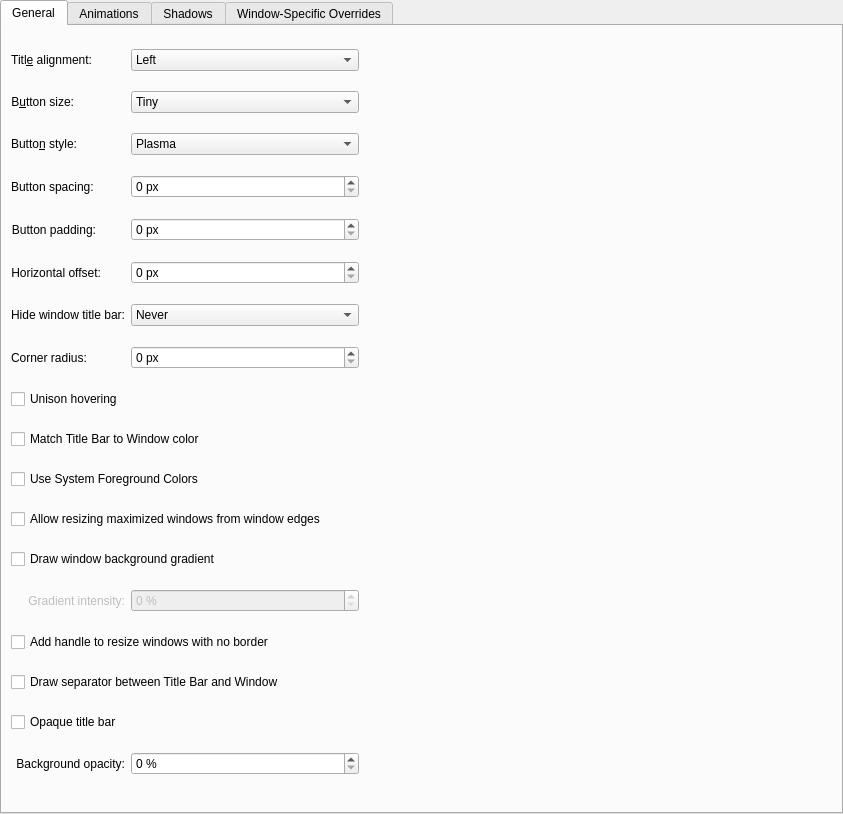
Above: config/ui/breezeconfigurationui.ui from kupiqu/SierraBreezeEnhanced before the change. Below: the same form after it.
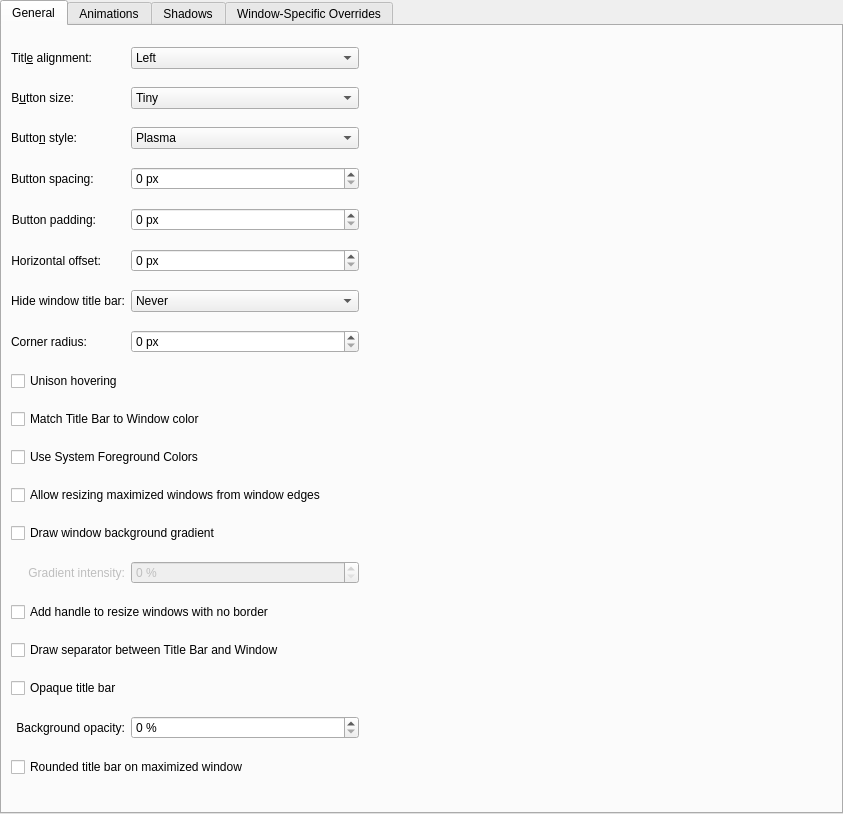
That is the form after the change. Custom widgets are drawn as their Qt base class.

Commit message: add(config): checkbox for disabling rounded corner on maximized window (default=rounded)

What changed in the file:
```diff
--- a/config/ui/breezeconfigurationui.ui
+++ b/config/ui/breezeconfigurationui.ui
@@ -440,6 +440,13 @@
            </property>
          </widget>
        </item>
+       <item row="26" column="1" colspan="3">
+         <widget class="QCheckBox" name="roundedTitleBarOnMaximized">
+           <property name="text">
+             <string>Rounded title bar on maximized window</string>
+           </property>
+         </widget>
+       </item>
       </layout>
      </widget>
      <widget class="QWidget" name="tab_2">
```
Left out of the diff: 1 changed line with no effect on the pictures. The commit also changes 4 other files.
